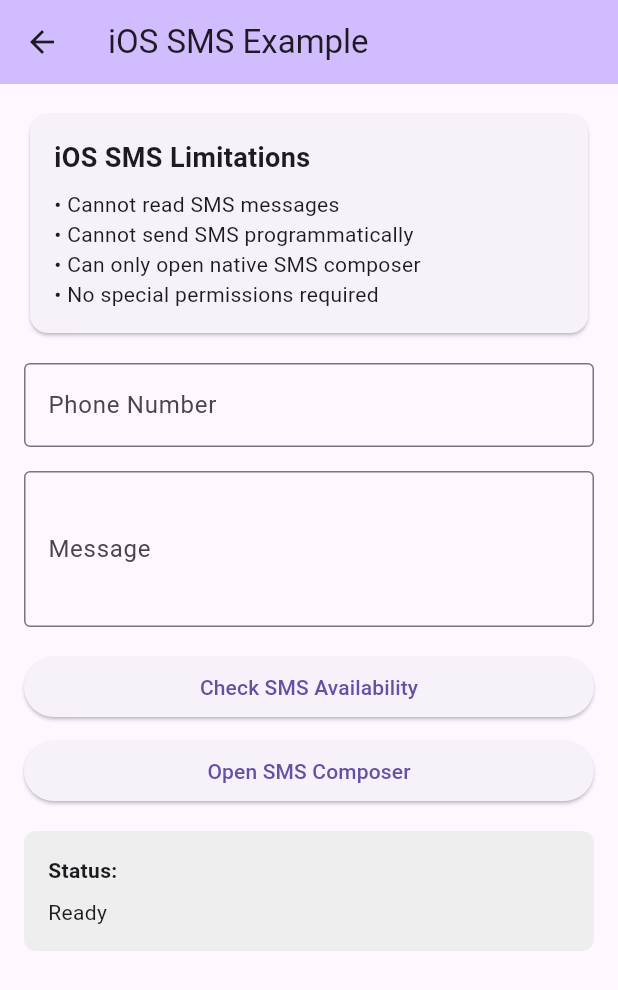
After one commit to libsFlutter/flutter_sms, a Flutter app: the IOSSmsExample screen opened directly, on a phone screen of 412 x 824 dp. The commit adds this screen. Shown: the top 990 px of the screen. Run offline on Flutter 3.47's test engine with Material 3 defaults, Android fonts, the phone set to English and light mode, and no system bars; our stand-ins replace plugin_platform_interface, web.

Commit message:
feat: enhance iOS SMS functionality and documentation

```diff
--- /dev/null
+++ b/example/lib/ios_sms_example.dart
@@ -0,0 +1,156 @@
+import 'package:flutter/material.dart';
+import 'package:flutter_smsussd/flutter_smsussd.dart';
+
+class IOSSmsExample extends StatefulWidget {
+  const IOSSmsExample({super.key});
+
+  @override
+  State<IOSSmsExample> createState() => _IOSSmsExampleState();
+}
+
+class _IOSSmsExampleState extends State<IOSSmsExample> {
+  final FlutterSmsussd _plugin = FlutterSmsussd();
+  final TextEditingController _phoneController = TextEditingController();
+  final TextEditingController _messageController = TextEditingController();
+  String _status = '';
+
+  @override
+  void dispose() {
+    _phoneController.dispose();
+    _messageController.dispose();
+    super.dispose();
+  }
+
+  Future<void> _sendSms() async {
+    if (_phoneController.text.isEmpty || _messageController.text.isEmpty) {
+      setState(() {
+        _status = 'Please enter both phone number and message';
+      });
+      return;
+    }
+
+    setState(() {
+      _status = 'Opening SMS composer...';
+    });
+
+    try {
+      final success = await _plugin.sendSms(
+        phoneNumber: _phoneController.text,
+        message: _messageController.text,
+      );
+
+      setState(() {
+        if (success) {
+          _status = 'SMS composer opened successfully!';
+        } else {
+          _status = 'Failed to open SMS composer';
+        }
+      });
+    } catch (e) {
+      setState(() {
+        _status = 'Error: $e';
+      });
+    }
+  }
+
+  Future<void> _checkPermissions() async {
+    try {
+      final hasPermissions = await _plugin.hasSmsPermissions();
+      setState(() {
+        _status = hasPermissions
+            ? 'SMS functionality is available'
+            : 'SMS functionality is not available';
+      });
+    } catch (e) {
+      setState(() {
+        _status = 'Error checking permissions: $e';
+      });
+    }
+  }
+
+  @override
+  Widget build(BuildContext context) {
+    return Scaffold(
+      appBar: AppBar(
+        title: const Text('iOS SMS Example'),
+        backgroundColor: Theme.of(context).colorScheme.inversePrimary,
+      ),
+      body: Padding(
+        padding: const EdgeInsets.all(16.0),
+        child: Column(
+          crossAxisAlignment: CrossAxisAlignment.stretch,
+          children: [
+            const Card(
+              child: Padding(
+                padding: EdgeInsets.all(16.0),
+                child: Column(
+                  crossAxisAlignment: CrossAxisAlignment.start,
+                  children: [
+                    Text(
+                      'iOS SMS Limitations',
+                      style: TextStyle(fontSize: 18, fontWeight: FontWeight.bold),
+                    ),
+                    SizedBox(height: 8),
+                    Text('• Cannot read SMS messages'),
+                    Text('• Cannot send SMS programmatically'),
+                    Text('• Can only open native SMS composer'),
+                    Text('• No special permissions required'),
+                  ],
+                ),
+              ),
+            ),
+            const SizedBox(height: 16),
+            TextField(
+              controller: _phoneController,
+              decoration: const InputDecoration(
+                labelText: 'Phone Number',
+                hintText: '+1234567890',
+                border: OutlineInputBorder(),
+              ),
+              keyboardType: TextInputType.phone,
+            ),
+            const SizedBox(height: 16),
+            TextField(
+              controller: _messageController,
+              decoration: const InputDecoration(
+                labelText: 'Message',
+                hintText: 'Enter your message here...',
+                border: OutlineInputBorder(),
+              ),
+              maxLines: 3,
+            ),
+            const SizedBox(height: 16),
+            ElevatedButton(
+              onPressed: _checkPermissions,
+              child: const Text('Check SMS Availability'),
+            ),
+            const SizedBox(height: 8),
+            ElevatedButton(
+              onPressed: _sendSms,
+              child: const Text('Open SMS Composer'),
+            ),
+            const SizedBox(height: 16),
+            Container(
+              padding: const EdgeInsets.all(16),
+              decoration: BoxDecoration(
+                color: Colors.grey[200],
+                borderRadius: BorderRadius.circular(8),
+              ),
+              child: Column(
+                crossAxisAlignment: CrossAxisAlignment.start,
+                children: [
+                  const Text(
+                    'Status:',
+                    style: TextStyle(fontWeight: FontWeight.bold),
+                  ),
+                  const SizedBox(height: 8),
+                  Text(_status.isEmpty ? 'Ready' : _status),
+                ],
+              ),
+            ),
+          ],
+        ),
+      ),
+    );
+  }
+}
--- a/lib/flutter_smsussd_method_channel.dart
+++ b/lib/flutter_smsussd_method_channel.dart
@@ -20,25 +20,50 @@ class MethodChannelFlutterSmsussd extends FlutterSmsussdPlatform {
     required String phoneNumber,
     required String message,
   }) async {
+    try {
       final result = await methodChannel.invokeMethod<bool>('sendSms', {
         'phoneNumber': phoneNumber,
         'message': message,
       });
       return result ?? false;
+    } on PlatformException catch (e) {
+      if (e.code == 'SMS_NOT_AVAILABLE') {
+        throw UnsupportedError('SMS is not available on this device');
+      } else if (e.code == 'NO_VIEW_CONTROLLER') {
+        throw StateError('No view controller available to present SMS composer');
+      } else if (e.code == 'SMS_SEND_ERROR') {
+        throw StateError('Failed to send SMS: ${e.message}');
+      }
+      rethrow;
+    }
   }
 
   @override
   Future<List<SmsMessage>> getSmsMessages() async {
+    try {
       final List<dynamic> result = await methodChannel.invokeMethod<List<dynamic>>('getSmsMessages') ?? [];
       return result.map((item) => SmsMessage.fromMap(Map<String, dynamic>.from(item))).toList();
+    } on PlatformException catch (e) {
+      if (e.code == 'NOT_SUPPORTED') {
+        throw UnsupportedError('Reading SMS messages is not supported on this platform');
+      }
+      rethrow;
+    }
   }
 
   @override
   Future<List<SmsMessage>> getSmsMessagesByPhoneNumber(String phoneNumber) async {
+    try {
       final List<dynamic> result = await methodChannel.invokeMethod<List<dynamic>>('getSmsMessagesByPhoneNumber', {
         'phoneNumber': phoneNumber,
       }) ?? [];
       return result.map((item) => SmsMessage.fromMap(Map<String, dynamic>.from(item))).toList();
+    } on PlatformException catch (e) {
+      if (e.code == 'NOT_SUPPORTED') {
+        throw UnsupportedError('Reading SMS messages is not supported on this platform');
+      }
+      rethrow;
+    }
   }
 
   @override
```
Also changed, not shown: 3 other files. Lines whose indentation alone changed are shown as unchanged.
